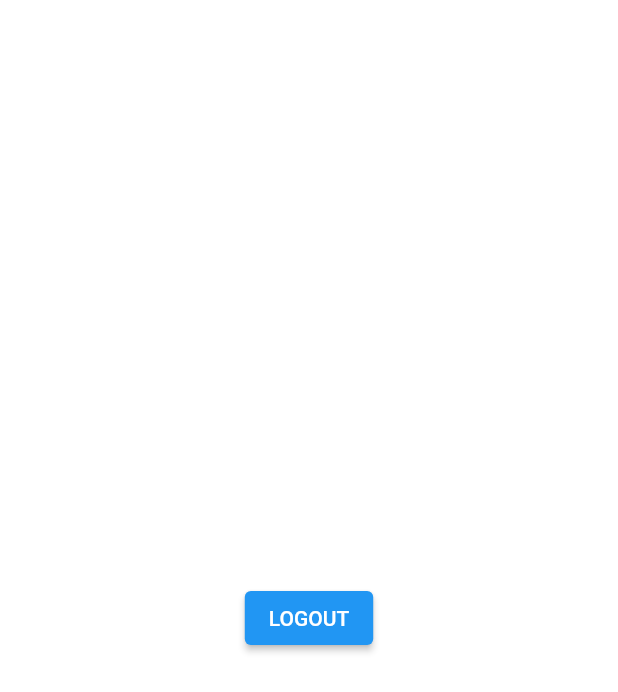
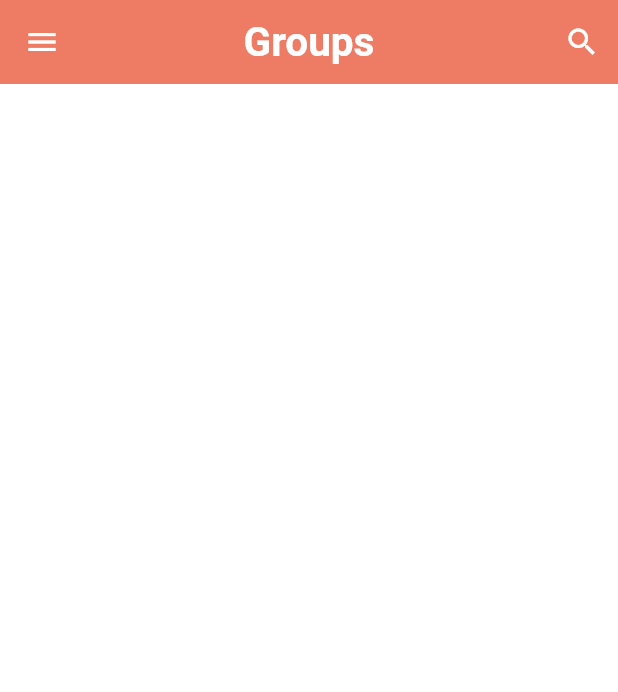
Before and after one commit to 10maysingh/Confluence, a Flutter app: the HomePage screen opened directly, on a phone screen of 412 x 824 dp. Shown: the top 692 px of the screen. Run offline on Flutter 3.47's test engine with Material 2 defaults, Android fonts, the phone set to English and light mode, and no system bars; our stand-ins replace cloud_firestore, firebase_auth, firebase_core, shared_preferences; accounts and stored records are empty.

Commit message:
Second commit

```diff
--- a/lib/helper/helper_function.dart
+++ b/lib/helper/helper_function.dart
@@ -25,6 +25,16 @@ class HelperFunctions{
     return sf.getBool(userLoggedInKey);
   }
 
+  static Future<String?> getUserEmailFromSF() async{
+    SharedPreferences sf = await SharedPreferences.getInstance();
+    return sf.getString(userEmailKey);
+  }
+
+  static Future<String?> getUserNameFromSF() async{
+    SharedPreferences sf = await SharedPreferences.getInstance();
+    return sf.getString(userNameKey);
+  }
+
 
 
 
--- a/lib/pages/home_page.dart
+++ b/lib/pages/home_page.dart
@@ -1,5 +1,10 @@
+import 'package:chat_app/pages/auth/login_page.dart';
+import 'package:chat_app/pages/profile_page.dart';
+import 'package:chat_app/pages/search_page.dart';
+import 'package:chat_app/widgets/widgets.dart';
 import 'package:flutter/material.dart';
 
+import '../helper/helper_function.dart';
 import '../service/auth_services.dart';
 
 class HomePage extends StatefulWidget {
@@ -10,16 +15,122 @@ class HomePage extends StatefulWidget {
 }
 
 class _HomePageState extends State<HomePage> {
+  String userName="";
+  String email ="";
   AuthService authService = AuthService();
+
+  @override
+  void initState() {
+    // TODO: implement initState
+    super.initState();
+    gettingUserData();
+  }
+
+  gettingUserData() async{
+    await HelperFunctions.getUserEmailFromSF().then((value){
+      setState(() {
+        email=value!;
+      });
+    });
+    await HelperFunctions.getUserNameFromSF().then((val){
+      setState(() {
+        userName = val!;
+      });
+    });
+  }
+
   @override
   Widget build(BuildContext context) {
     return Scaffold(
-      body: Center(child:
-      ElevatedButton(child: Text("LOGOUT"),
-      onPressed: (){
-        authService.signOut();
+      appBar: AppBar(
+        actions: [
+          IconButton(onPressed: () {nextScreen(context, const SearchPage());}, icon: const Icon(
+    Icons.search,
+    ))
+        ],
+        elevation: 0,
+        centerTitle: true,
+        backgroundColor: Theme.of(context).primaryColor,
+        title: const Text(
+          "Groups",
+          style: TextStyle(
+            color: Colors.white,fontWeight: FontWeight.bold,fontSize: 27
+          ),
+        ),
+      ),
+      drawer: Drawer(
+        child: ListView(
+          padding: const EdgeInsets.symmetric(vertical: 50),
+          children: <Widget>[
+            Icon(
+              Icons.account_box_rounded,
+              size: 150,
+              color: Colors.grey,
+            ),
+            const SizedBox(height:15),
+            Text(userName,
+            textAlign: TextAlign.center,
+            style: const TextStyle(fontWeight: FontWeight.bold)),
+            const SizedBox(height:30),
+            const Divider(height:2),
+            ListTile(
+              onTap: () {},
+              selectedColor: Theme.of(context).primaryColor,
+              selected: true,
+              contentPadding:
+              const EdgeInsets.symmetric(horizontal:20, vertical:5),
+              leading: const Icon(Icons.group),
+              title: const Text(
+                "Groups",
+                style: TextStyle(color: Colors.black),
+              ),
+            ),
+            ListTile(
+              onTap: () {
+                nextScreen(context, const ProfilePage());
+              },
 
-      },)
+              contentPadding:
+              const EdgeInsets.symmetric(horizontal:20, vertical:5),
+              leading: const Icon(Icons.account_circle_sharp),
+              title: const Text(
+                "Profile",
+                style: TextStyle(color: Colors.black),
+              ),
+            ),
+            ListTile(
+              onTap: () async{
+                showDialog(context: context, builder: (context){
+                  return AlertDialog(
+                    title: const Text("Log out"),
+                    content: const Text("Are you sure you want to logout?"),
+                    actions: [
+                      IconButton(onPressed: (){
+                        Navigator.pop(context);
+                      }, icon: const Icon(Icons.cancel, color: Colors.red ),
+                      ),
+                      IconButton(onPressed: () async{
+                        await authService.signOut();
+                        Navigator.of(context).pushAndRemoveUntil(MaterialPageRoute(builder: (context)=> const LoginPage()),
+                                (route) => false);
+                      }, icon: const Icon(Icons.done_sharp, color: Colors.greenAccent ),
+                      )
+                    ],
+                  );
+                });
+
+              },
+
+              contentPadding:
+              const EdgeInsets.symmetric(horizontal:20, vertical:5),
+              leading: const Icon(Icons.exit_to_app_rounded),
+              title: const Text(
+                "Log out",
+                style: TextStyle(color: Colors.black),
+              ),
+            ),
+          ]
+        )
       ),
     );
   }
```
Also changed, not shown: lib/pages/profile_page.dart (added, +17 -0 lines), lib/pages/search_page.dart (added, +17 -0 lines).
